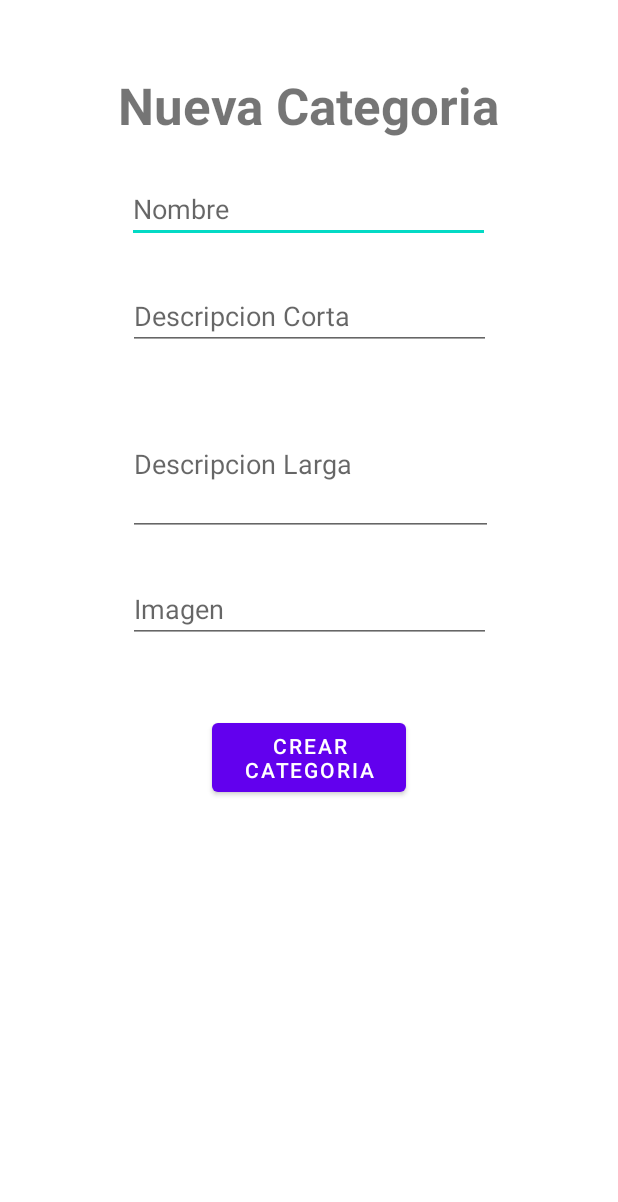
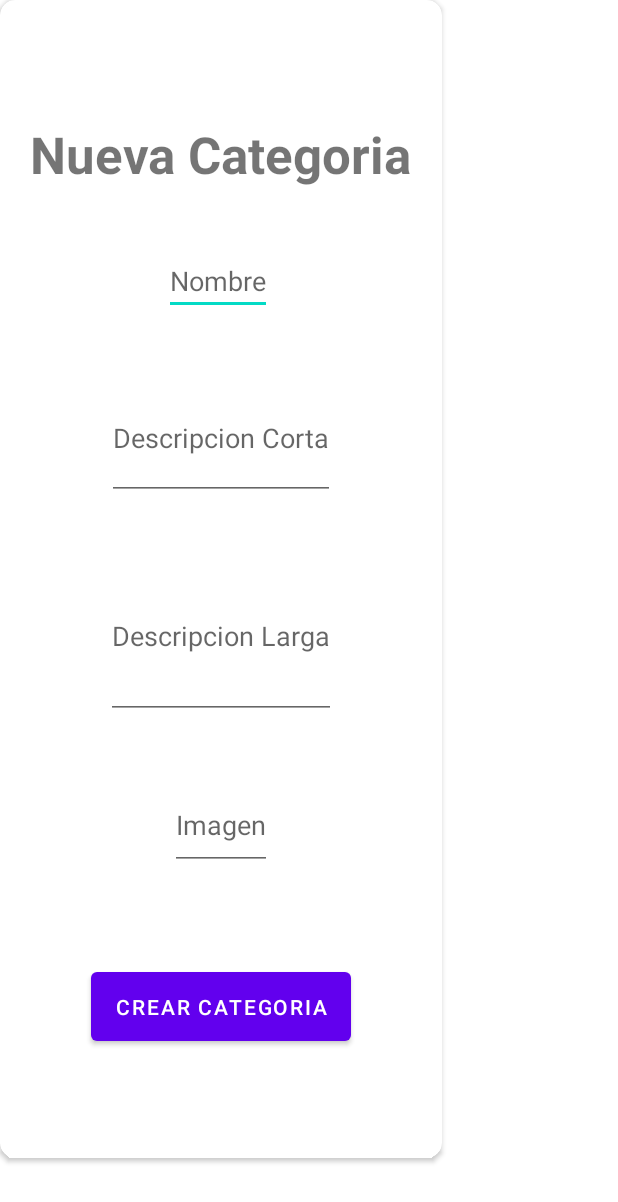
Before and after one commit to HugoBonete/DADM1, an Android app: the layout layout_form_add_cat.xml on its own in the app's theme, with its tools: preview values and no code run, on a phone screen of 412 x 824 dp. Shown: the top 1202 px of the screen. Run offline under Robolectric (Android 15) with nearby library versions, the phone set to English and light mode, and no system bars.

Commit message:
Changed the Recycler View so now it shows categories in two rows. Added DialogBorroso class to show the add categorie layout on top of the categories layout. Added function to the FAB in fragment_categorias.xml

```diff
--- a/app/src/main/java/es/umh/dadm/mistickets74384229k/Adaptador/AdaptadorCategoria.java
+++ b/app/src/main/java/es/umh/dadm/mistickets74384229k/Adaptador/AdaptadorCategoria.java
@@ -31,6 +31,8 @@ public class AdaptadorCategoria extends RecyclerView.Adapter<AdaptadorCategoria.
 
     public ViewHolder onCreateViewHolder(@NonNull ViewGroup parent, int viewType) {
         View view = LayoutInflater.from(context).inflate(R.layout.cat_cell, parent, false);
+        ViewGroup.LayoutParams layoutParams = view.getLayoutParams();
+        layoutParams.height = ViewGroup.LayoutParams.WRAP_CONTENT;
         return new ViewHolder(view);
     }
 
--- a/app/src/main/res/layout/layout_form_add_cat.xml
+++ b/app/src/main/res/layout/layout_form_add_cat.xml
@@ -1,64 +1,61 @@
 <?xml version="1.0" encoding="utf-8"?>
-<androidx.constraintlayout.widget.ConstraintLayout xmlns:android="http://schemas.android.com/apk/res/android"
+<androidx.cardview.widget.CardView xmlns:android="http://schemas.android.com/apk/res/android"
     xmlns:app="http://schemas.android.com/apk/res-auto"
     xmlns:tools="http://schemas.android.com/tools"
-    android:layout_width="match_parent"
-    android:layout_height="match_parent">
+    android:layout_width="wrap_content"
+    android:layout_height="wrap_content"
+    app:cardCornerRadius="10dp">
+
+    <androidx.constraintlayout.widget.ConstraintLayout
+        android:layout_width="wrap_content"
+        android:layout_height="wrap_content"
+        android:layout_margin="20dp">
 
         <com.google.android.material.textfield.TextInputLayout
             android:layout_width="match_parent"
-        android:layout_height="wrap_content">
+            android:layout_height="wrap_content"
+            tools:ignore="MissingConstraints">
 
         </com.google.android.material.textfield.TextInputLayout>
 
         <com.google.android.material.textfield.TextInputEditText
             android:id="@+id/textInputEditText"
-        android:layout_width="242dp"
+            android:layout_width="wrap_content"
             android:layout_height="43dp"
-        android:layout_marginStart="84dp"
-        android:layout_marginTop="26dp"
-        android:layout_marginEnd="85dp"
+            android:layout_marginTop="41dp"
             android:hint="@string/form_hint_nombre"
             app:layout_constraintEnd_toEndOf="parent"
+            app:layout_constraintHorizontal_bias="0.488"
             app:layout_constraintStart_toStartOf="parent"
             app:layout_constraintTop_toBottomOf="@+id/textView2" />
 
         <com.google.android.material.textfield.TextInputEditText
             android:id="@+id/editText"
-        android:layout_width="242dp"
-        android:layout_height="43dp"
-        android:layout_marginStart="85dp"
-        android:layout_marginTop="28dp"
-        android:layout_marginEnd="84dp"
+            android:layout_width="wrap_content"
+            android:layout_height="82dp"
+            android:layout_marginTop="41dp"
             android:hint="@string/form_hint_desc1"
             app:layout_constraintEnd_toEndOf="parent"
-        app:layout_constraintHorizontal_bias="0.0"
             app:layout_constraintStart_toStartOf="parent"
             app:layout_constraintTop_toBottomOf="@+id/textInputEditText" />
 
         <com.google.android.material.textfield.TextInputEditText
             android:id="@+id/editText2"
-        android:layout_width="243dp"
-        android:layout_height="96dp"
-        android:layout_marginStart="85dp"
-        android:layout_marginTop="28dp"
-        android:layout_marginEnd="84dp"
+            android:layout_width="wrap_content"
+            android:layout_height="110dp"
+            android:layout_marginTop="36dp"
             android:hint="@string/form_hint_desc2"
             app:layout_constraintEnd_toEndOf="parent"
-        app:layout_constraintHorizontal_bias="0.0"
             app:layout_constraintStart_toStartOf="parent"
             app:layout_constraintTop_toBottomOf="@+id/editText" />
 
         <com.google.android.material.textfield.TextInputEditText
             android:id="@+id/editText3"
-        android:layout_width="242dp"
-        android:layout_height="43dp"
-        android:layout_marginStart="85dp"
-        android:layout_marginTop="28dp"
-        android:layout_marginEnd="84dp"
+            android:layout_width="wrap_content"
+            android:layout_height="59dp"
+            android:layout_marginTop="41dp"
             android:hint="@string/form_hint_img"
             app:layout_constraintEnd_toEndOf="parent"
-        app:layout_constraintHorizontal_bias="0.0"
             app:layout_constraintStart_toStartOf="parent"
             app:layout_constraintTop_toBottomOf="@+id/editText2" />
 
@@ -66,9 +63,7 @@
             android:id="@+id/textView2"
             android:layout_width="wrap_content"
             android:layout_height="wrap_content"
-        android:layout_marginStart="79dp"
-        android:layout_marginTop="47dp"
-        android:layout_marginEnd="79dp"
+            android:layout_marginTop="60dp"
             android:text="@string/nueva_cat_tit"
             android:textSize="34sp"
             android:textStyle="bold"
@@ -78,13 +73,14 @@
 
         <Button
             android:id="@+id/button"
-        android:layout_width="129dp"
+            android:layout_width="wrap_content"
             android:layout_height="58dp"
-        android:layout_marginStart="141dp"
-        android:layout_marginTop="47dp"
-        android:layout_marginEnd="141dp"
+            android:layout_marginTop="62dp"
+            android:layout_marginBottom="52dp"
             android:text="@string/form_btn_crearCat"
+            app:layout_constraintBottom_toBottomOf="parent"
             app:layout_constraintEnd_toEndOf="parent"
             app:layout_constraintStart_toStartOf="parent"
             app:layout_constraintTop_toBottomOf="@+id/editText3" />
     </androidx.constraintlayout.widget.ConstraintLayout>
+</androidx.cardview.widget.CardView>
--- a/app/src/main/res/values/colors.xml
+++ b/app/src/main/res/values/colors.xml
@@ -7,4 +7,5 @@
     <color name="teal_700">#FF018786</color>
     <color name="black">#FF000000</color>
     <color name="white">#FFFFFFFF</color>
+    <color name = "borroso"></color>
 </resources>
```
Also changed, not shown: app/src/main/java/es/umh/dadm/mistickets74384229k/Categoria/CategoriasFragment.java (+16 -1 lines), app/src/main/java/es/umh/dadm/mistickets74384229k/Util/DialogBorroso.java (added, +28 -0 lines), app/src/main/res/layout/cat_cell.xml (+15 -12 lines), app/src/main/res/layout/fragment_categorias.xml (+7 -10 lines). Lines whose indentation alone changed are shown as unchanged.
